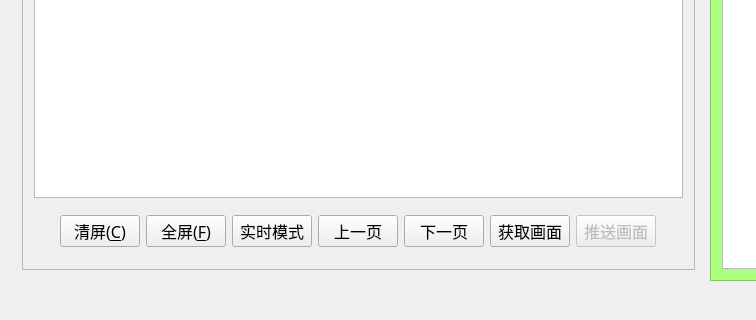
cokkiy/CC, file CC-Client/CC-Client/mainwindow.ui: the form before one commit; both pictures show x 0 to 756 and y 448 to 768 of the 1021 by 768 pixel window.
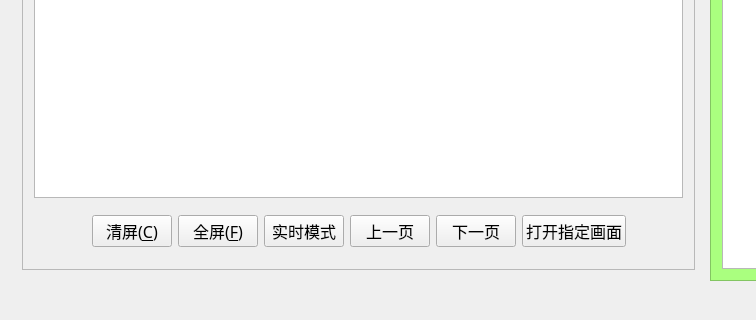
The form after the commit. Icons and pictures are not drawn. Custom widgets are drawn as their Qt base class.

Commit message: 1)完善了中控服务和工作站自动升级 2）实现了打开指定画面功能

The edit to the form file:
```diff
--- a/CC-Client/CC-Client/mainwindow.ui
+++ b/CC-Client/CC-Client/mainwindow.ui
@@ -409,23 +409,7 @@
                  <string>获取选定工作站指显画面，准备推送到其他工作站</string>
                 </property>
                 <property name="text">
-                 <string>获取画面</string>
-                </property>
-               </widget>
-              </item>
-              <item>
-               <widget class="QPushButton" name="pushPagePushButton">
-                <property name="enabled">
-                 <bool>false</bool>
-                </property>
-                <property name="toolTip">
-                 <string>推送已经获取的画面到选定的工作站</string>
-                </property>
-                <property name="statusTip">
-                 <string>推送已经获取的画面到选定的工作站，当前未获取画面，请先获取画面</string>
-                </property>
-                <property name="text">
-                 <string>推送画面</string>
+                 <string>打开指定画面</string>
                 </property>
                </widget>
               </item>
```
Left out of the diff: 6 changed lines with no effect on the pictures. The commit also changes 18 other files.
